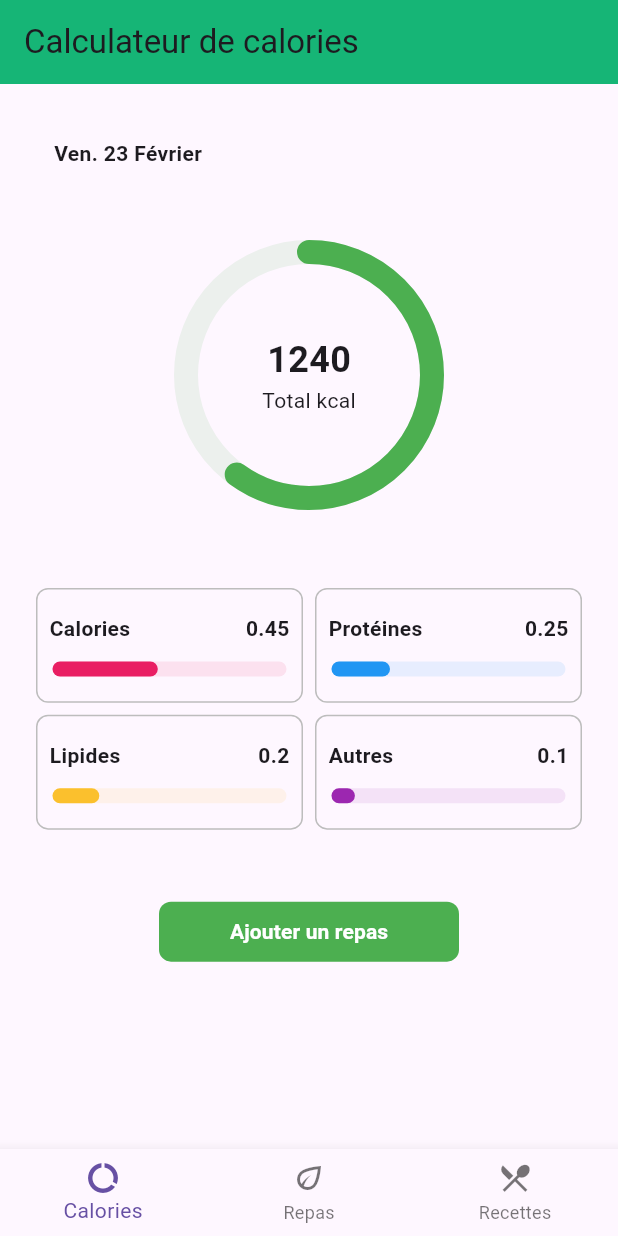
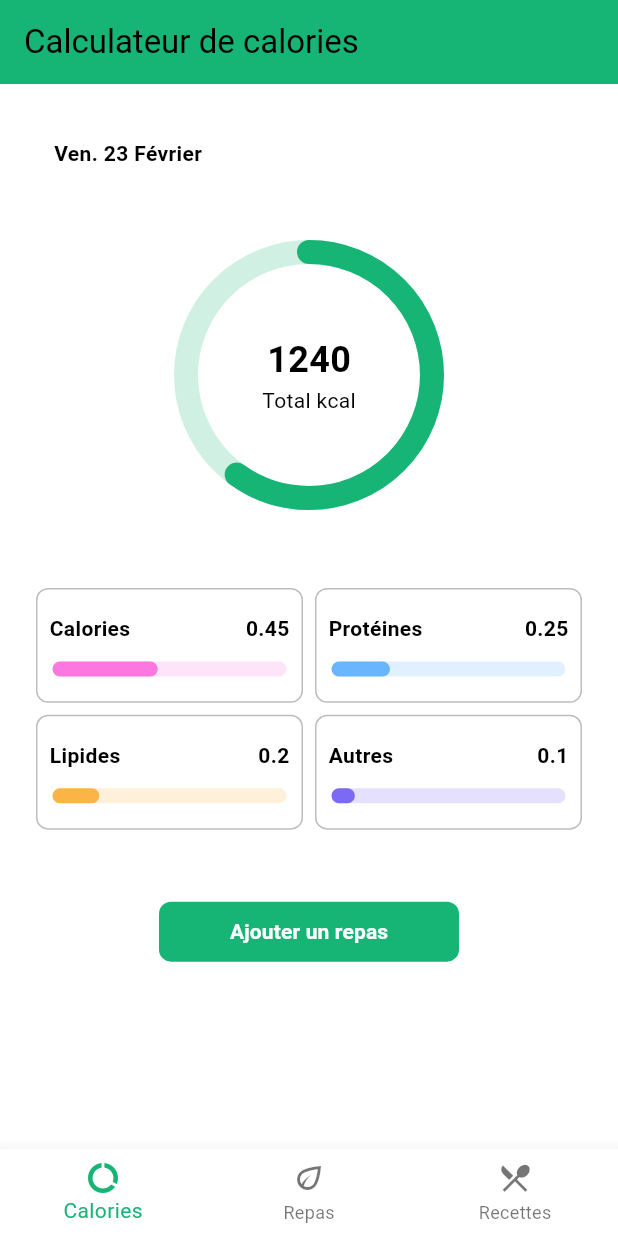
Before and after one commit to MaximeLemesle/Compteur-de-calories, a Flutter app: the screen it shows after launch, on a phone screen of 412 x 824 dp. Run offline on Flutter 3.47's test engine with Material 3 defaults, Android fonts, the light colour scheme and no system bars; drawn by our look-alikes of percent_indicator.

Commit message:
✨ Add app_theme.dart and dark mode | 28/03

```diff
--- a/lib/main.dart
+++ b/lib/main.dart
@@ -1,6 +1,7 @@
 import 'package:compteur_cal/ui/screens/add_meal.dart';
 import 'package:compteur_cal/ui/screens/home.dart';
 import 'package:compteur_cal/ui/screens/meal_details.dart';
+import 'package:compteur_cal/ui/utils/theme/app_theme.dart';
 import 'package:flutter/material.dart';
 
 void main() {
@@ -15,9 +16,9 @@ class MyApp extends StatelessWidget {
     return MaterialApp(
       title: 'Calculateur de calories',
       debugShowCheckedModeBanner: false,
-      theme: ThemeData(
-        useMaterial3: true,
-      ),
+      themeMode: ThemeMode.system,
+      theme: lightMode,
+      darkTheme: darkMode,
       routes: {
         '/home': (context) => const Home(),
         '/add_meal': (context) => const AddMeal(),
--- a/lib/ui/screens/add_meal.dart
+++ b/lib/ui/screens/add_meal.dart
@@ -20,7 +20,7 @@ class _AddMealState extends State<AddMeal> {
       // --- AppBar --- //
       appBar: AppBar(
         title: const Text('Ajouter un repas'),
-        backgroundColor: const Color(0xFF16B576),
+        backgroundColor: Theme.of(context).colorScheme.primary,
       ),
       body: Container(
         margin: const EdgeInsets.all(10.0),
@@ -29,9 +29,9 @@ class _AddMealState extends State<AddMeal> {
             // --- Recherche des aliments --- //
             TextField(
               decoration: InputDecoration(
-                prefixIcon: Icon(
-                  Icons.restaurant_menu,
-                  color: Theme.of(context).primaryColor,
+                suffixIcon: Icon(
+                  Icons.search,
+                  color: Theme.of(context).colorScheme.primary,
                 ),
                 labelText: 'Rechercher un aliment',
               ),
--- a/lib/ui/screens/home.dart
+++ b/lib/ui/screens/home.dart
@@ -31,7 +31,7 @@ class _HomeState extends State<Home> {
       // --- AppBar --- //
       appBar: AppBar(
         title: const Text('Calculateur de calories'),
-        backgroundColor: const Color(0xFF16B576),
+        backgroundColor: Theme.of(context).colorScheme.primary,
       ),
 
       // --- Content --- //
@@ -62,6 +62,7 @@ class _HomeState extends State<Home> {
         ],
         currentIndex: _selectedIndex,
         onTap: _onItemTapped,
+        selectedItemColor: Theme.of(context).colorScheme.primary
       ),
     );
   }
--- a/lib/ui/screens/meal_details.dart
+++ b/lib/ui/screens/meal_details.dart
@@ -17,7 +17,7 @@ class _MealDetailsState extends State<MealDetails> {
     return Scaffold(
       appBar: AppBar(
         title: Text(aliment.name),
-        backgroundColor: const Color(0xFF16B576),
+        backgroundColor: Theme.of(context).colorScheme.primary,
       ),
       body: Padding(
         padding: const EdgeInsets.all(16.0),
--- a/lib/ui/utils/nutriments_box.dart
+++ b/lib/ui/utils/nutriments_box.dart
@@ -49,7 +49,7 @@ class NutrimentsBox extends StatelessWidget {
               child: LinearPercentIndicator(
                 lineHeight: 10.0,
                 percent: nutrimentsProgress,
-                backgroundColor: nutrimentsColor.withOpacity(0.1),
+                backgroundColor: nutrimentsColor.withOpacity(0.2),
                 progressColor: nutrimentsColor,
                 animation: true,
                 animationDuration: 1000,
--- /dev/null
+++ b/lib/ui/utils/theme/app_theme.dart
@@ -0,0 +1,30 @@
+import 'package:flutter/material.dart';
+
+class AppTheme {
+  // Couleurs d'accent
+  static const Color tealGreen = Color(0xFF16B576);
+  static const Color mustardYellow = Color(0xFFFCB446);
+  static const Color pinkRose = Color(0xFFFA78E0);
+  static const Color blueViolet = Color(0xFF7C6AF5);
+  static const Color skyBlue = Color(0xFF69B6FF);
+}
+
+ThemeData lightMode = ThemeData(
+  brightness: Brightness.light,
+  colorScheme: ColorScheme.light(
+    primary: AppTheme.tealGreen,
+    onPrimary: Colors.white,
+    background: Colors.grey.shade50,
+    onBackground: Colors.grey.shade900,
+  ),
+);
+
+ThemeData darkMode = ThemeData(
+  brightness: Brightness.dark,
+  colorScheme: ColorScheme.dark(
+    primary: AppTheme.skyBlue,
+    onPrimary: Colors.grey.shade900,
+    background: Colors.grey.shade900,
+    onBackground: Colors.grey.shade100,
+  ),
+);
--- a/lib/ui/views/calories_view.dart
+++ b/lib/ui/views/calories_view.dart
@@ -1,4 +1,5 @@
 import 'package:compteur_cal/ui/utils/nutriments_box.dart';
+import 'package:compteur_cal/ui/utils/theme/app_theme.dart';
 import 'package:flutter/material.dart';
 import 'package:percent_indicator/percent_indicator.dart';
 
@@ -13,10 +14,10 @@ class _CalorieViewState extends State<CalorieView> {
   /// Liste des macronutriments
   List<dynamic> nutriments = [
     // [ nutrimentsName, nutrimentsColor, nutrimentsProgress ]
-    ["Calories", Colors.pink, 0.45],
-    ["Protéines", Colors.blue, 0.25],
-    ["Lipides", Colors.yellow[700], 0.2],
-    ["Autres", Colors.purple, 0.1],
+    ["Calories", AppTheme.pinkRose, 0.45],
+    ["Protéines", AppTheme.skyBlue, 0.25],
+    ["Lipides", AppTheme.mustardYellow, 0.2],
+    ["Autres", AppTheme.blueViolet, 0.1],
   ];
 
   @override
@@ -65,8 +66,8 @@ class _CalorieViewState extends State<CalorieView> {
                   ),
                 ],
               ),
-              progressColor: Colors.green,
-              backgroundColor: Colors.green.withOpacity(0.1),
+              progressColor: Theme.of(context).colorScheme.primary,
+              backgroundColor: Theme.of(context).colorScheme.primary.withOpacity(0.2),
             ),
           ),
         ),
@@ -117,8 +118,8 @@ class _CalorieViewState extends State<CalorieView> {
                     shape: RoundedRectangleBorder(
                       borderRadius: BorderRadius.circular(8),
                     ),
-                    backgroundColor: Colors.green,
-                    foregroundColor: Colors.white,
+                    backgroundColor: Theme.of(context).colorScheme.primary,
+                    foregroundColor: Theme.of(context).colorScheme.onPrimary,
                   ),
                   child: const SizedBox(
                     child: Text(
```
